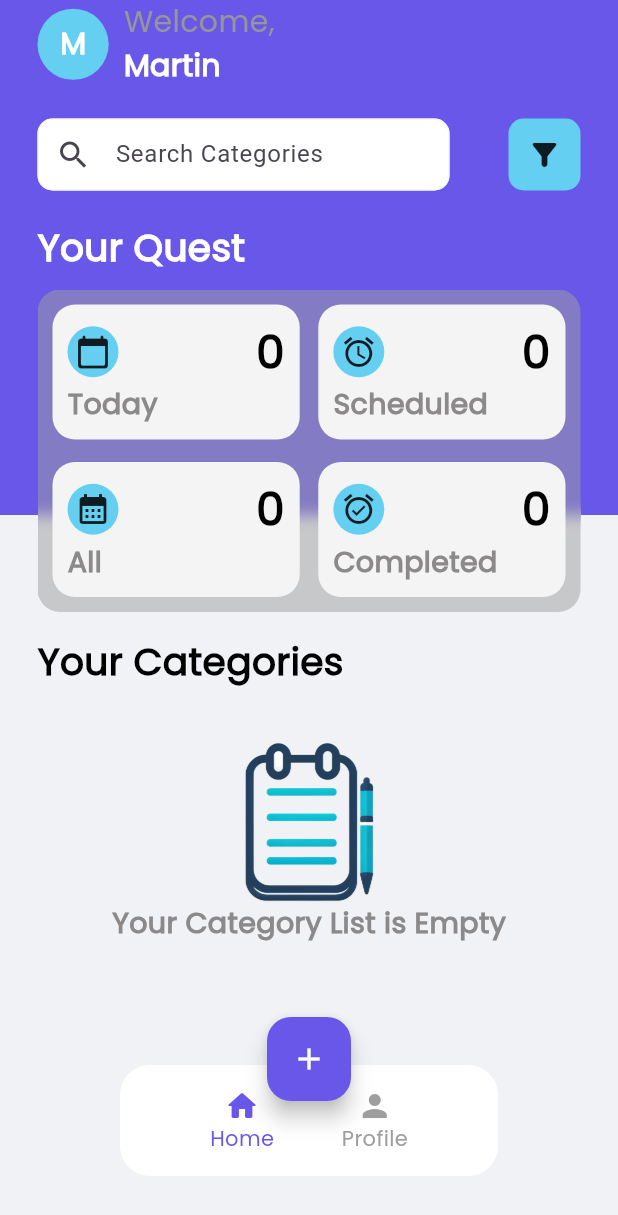
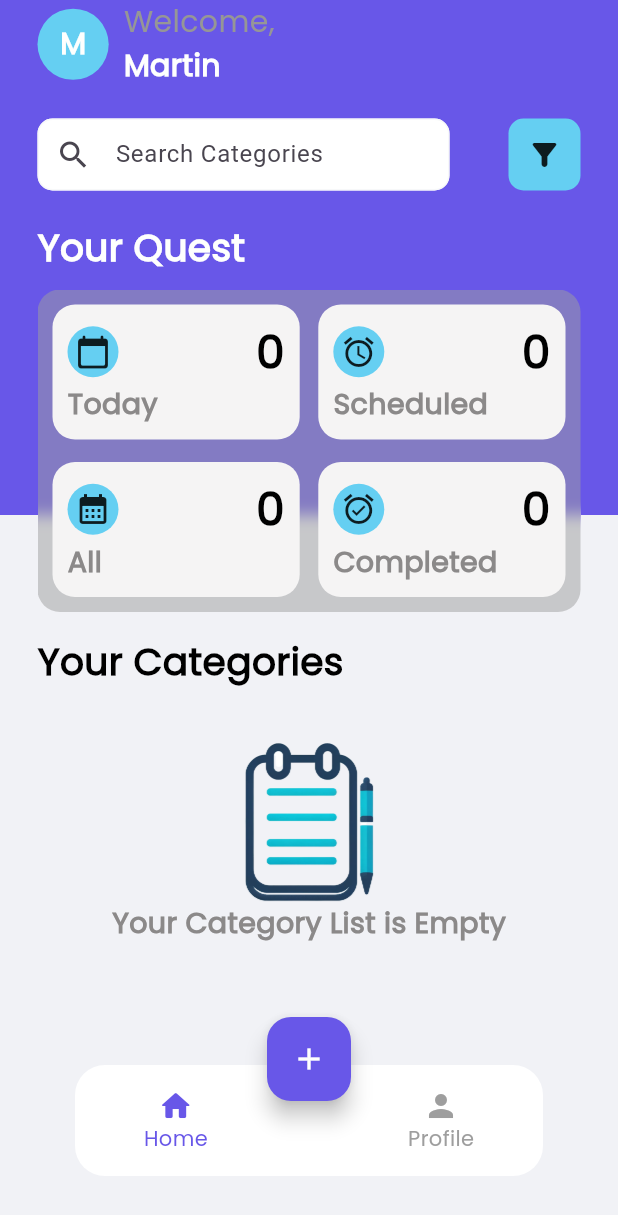
Before and after one commit to MartinTarigan/QuestList, a Flutter app: the screen it shows after launch, on a phone screen of 412 x 824 dp. Shown: the top 1215 px of the screen. Run offline on Flutter 3.47's test engine with Material 3 defaults, Android fonts, the phone set to English and light mode, and no system bars; our stand-ins replace flutter_bloc, shared_preferences.

Commit message:
feat: improve navbar UI

```diff
--- a/lib/core/widgets/navbar.dart
+++ b/lib/core/widgets/navbar.dart
@@ -242,9 +242,7 @@ class _PersistentBottomBarScaffoldState
             left: 0,
             right: 0,
             child: Center(
-              child: _selectedTab == 0
-                  ? FABHomePage()
-                  : const FABProfilePage(),
+              child: _selectedTab == 0 ? FABHomePage() : const FABProfilePage(),
             ),
           ),
         ],
@@ -255,15 +253,16 @@ class _PersistentBottomBarScaffoldState
   Widget _buildBottomNavigationBar(double bottomPadding) {
     return Container(
       padding: const EdgeInsets.all(15),
-      margin: const EdgeInsets.symmetric(horizontal: 80, vertical: 40),
+      margin: const EdgeInsets.symmetric(horizontal: 50, vertical: 40),
       decoration: BoxDecoration(
         color: Colors.white,
         borderRadius: BorderRadius.circular(20),
       ),
       child: Row(
-        mainAxisAlignment: MainAxisAlignment.spaceEvenly,
+        mainAxisAlignment: MainAxisAlignment.spaceAround,
         children: <Widget>[
           _buildNavItem(Icons.home_rounded, 'Home', 0),
+          const SizedBox(width: 10),
           _buildNavItem(Icons.person, 'Profile', 1),
         ],
       ),
```
